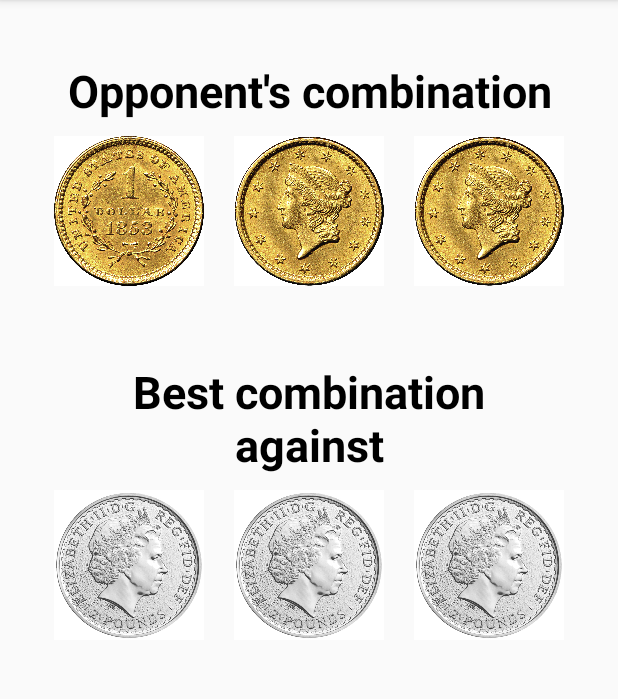
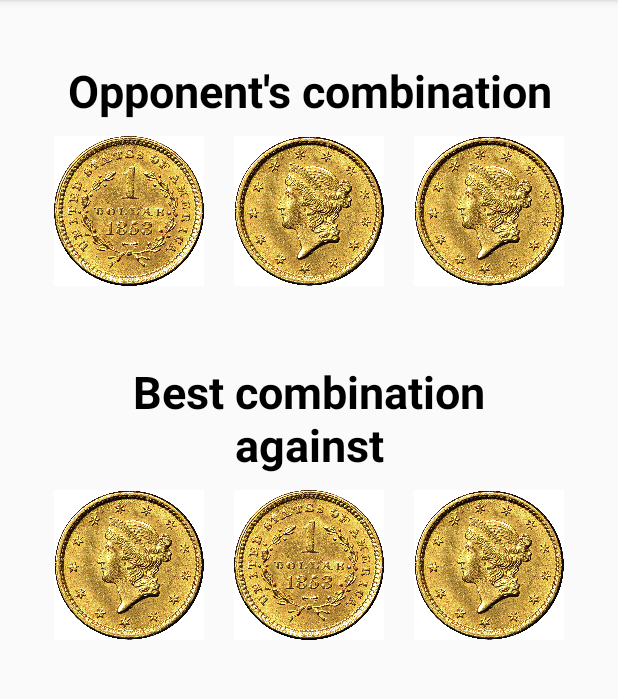
Before and after one commit to myrlan001/PubBet3, an Android app: the screen it shows after launch (MainActivity), after a tap on an icon or button, on a phone screen of 412 x 824 dp, the part 84-783 px from its top. Run offline under Robolectric (Android 15) with nearby library versions, the phone set to English and light mode, and no system bars.

Commit message:
Pictures added.

```diff
--- a/app/src/main/java/com/developer/vaclav/pubbet/MainActivity.kt
+++ b/app/src/main/java/com/developer/vaclav/pubbet/MainActivity.kt
@@ -47,7 +47,9 @@ class MainActivity : AppCompatActivity() {
     }
 
     fun changeMyCoins() {
-
-
+        val counter = counters[possibilities.indexOf(op1.toString() + op2.toString() + op3.toString())]
+        if (counter[0] == '0') {my1Img.setImageResource(R.drawable.coin_0)} else {my1Img.setImageResource(R.drawable.coin_1)}
+        if (counter[1] == '0') {my2Img.setImageResource(R.drawable.coin_0)} else {my2Img.setImageResource(R.drawable.coin_1)}
+        if (counter[2] == '0') {my3Img.setImageResource(R.drawable.coin_0)} else {my3Img.setImageResource(R.drawable.coin_1)}
     }
 }
```
